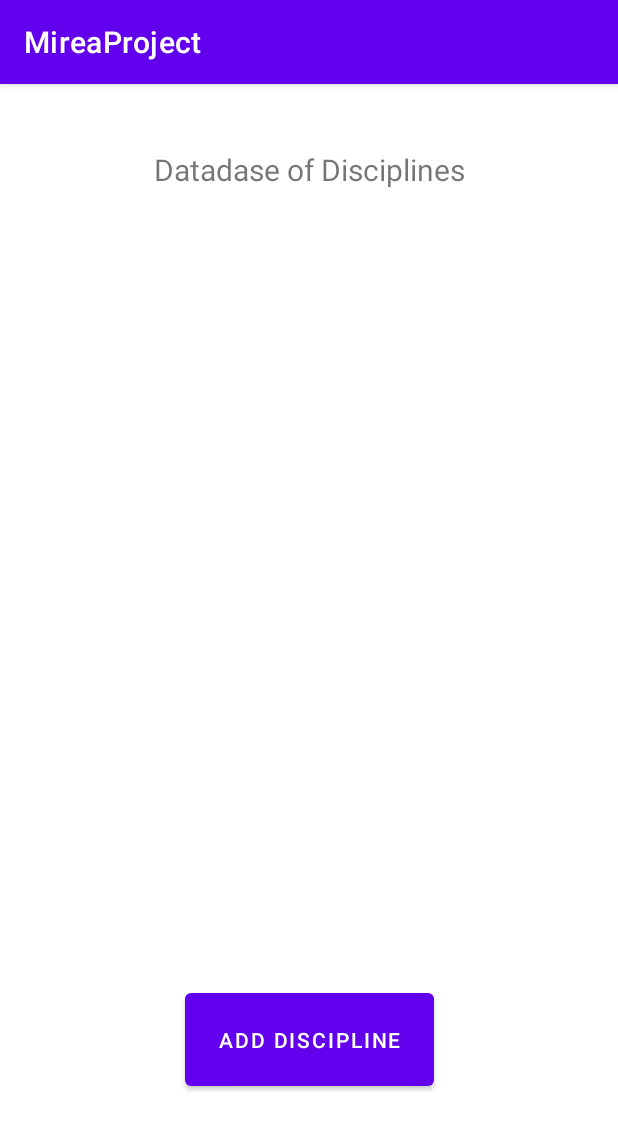
After one commit to Annssva/MireaProject, an Android app: the fragment DataDiscipFragment shown on its own in the app's theme, on a phone screen of 412 x 824 dp. The commit adds this screen. Shown: the top 1130 px of the screen. Run offline under Robolectric (Android 15) with nearby library versions, the phone set to English and light mode, and no system bars; 3 statements that could not run were skipped.

Commit message:
practice 8

```diff
--- /dev/null
+++ b/app/src/main/java/ru/mirea/sysoeva/mireaproject/DataTask8pr/DataDiscipFragment.java
@@ -0,0 +1,78 @@
+package ru.mirea.sysoeva.mireaproject.DataTask8pr;
+
+import android.content.Intent;
+import android.os.Bundle;
+
+import androidx.activity.result.ActivityResultLauncher;
+import androidx.activity.result.contract.ActivityResultContracts;
+import androidx.fragment.app.Fragment;
+import androidx.lifecycle.ViewModelProvider;
+import androidx.recyclerview.widget.DefaultItemAnimator;
+import androidx.recyclerview.widget.LinearLayoutManager;
+import androidx.recyclerview.widget.RecyclerView;
+
+import android.view.LayoutInflater;
+import android.view.View;
+import android.view.ViewGroup;
+
+import java.util.ArrayList;
+import java.util.List;
+
+import ru.mirea.sysoeva.mireaproject.R;
+
+
+public class DataDiscipFragment extends Fragment {
+    private List<Disciplines> disciplines = new ArrayList<>();
+    private DiscipViewModel discipViewModel;
+    private DiscipAdapter discipAdapter = new DiscipAdapter(disciplines);
+    private RecyclerView recyclerView;
+    private ActivityResultLauncher<Intent> launcher;
+    public static final int ADD_CAT_RESULT_CODE=1;
+    public static final String NAME_LABEL="name";
+    public static final String TYPE_LABEL="lecturersName";
+
+    @Override
+    public View onCreateView(LayoutInflater inflater, ViewGroup container,
+                             Bundle savedInstanceState) {
+
+        View view = inflater.inflate(R.layout.fragment_data, container, false);
+
+        if (getActivity() != null){
+            discipViewModel = new ViewModelProvider(getActivity()).get(DiscipViewModel.class);
+            discipViewModel.getDiscipLiveData().observe(getActivity(), this::onChanged);
+        }
+        view.findViewById(R.id.btnAddDiscip).setOnClickListener(this::onNewDiscipClicked);
+
+        RecyclerView.LayoutManager mLayoutManager = new LinearLayoutManager(getContext());
+        recyclerView = (RecyclerView) view.findViewById(R.id.discipRecyclerView);
+        recyclerView.setLayoutManager(mLayoutManager);
+        recyclerView.setItemAnimator(new DefaultItemAnimator());
+        recyclerView.setAdapter(discipAdapter);
+
+        launcher = registerForActivityResult(new ActivityResultContracts.StartActivityForResult(),
+                (result) -> {
+                    if (result.getResultCode() == ADD_CAT_RESULT_CODE
+                            && result.getData() != null){
+                        Disciplines disciplines = new Disciplines();
+                        disciplines.name = result.getData().getStringExtra(NAME_LABEL);
+                        disciplines.lecturersName = result.getData().getStringExtra(TYPE_LABEL);
+                        discipViewModel.addDiscip(disciplines);
+                        discipAdapter.notifyDataSetChanged();
+                    }
+                });
+        return view;
+    }
+
+    public void onChanged(List<Disciplines> brawlerfromDB) {
+        if (!disciplines.isEmpty()){
+            disciplines.clear();
+        }
+        disciplines.addAll(brawlerfromDB);
+        discipAdapter.notifyDataSetChanged();
+    }
+
+    private void onNewDiscipClicked(View view){
+        Intent intent = new Intent(getActivity(), DiscipAdd.class);
+        launcher.launch(intent);
+    }
+}
--- /dev/null
+++ b/app/src/main/res/layout/fragment_data.xml
@@ -0,0 +1,48 @@
+<?xml version="1.0" encoding="utf-8"?>
+<FrameLayout xmlns:android="http://schemas.android.com/apk/res/android"
+    xmlns:app="http://schemas.android.com/apk/res-auto"
+    xmlns:tools="http://schemas.android.com/tools"
+    android:layout_width="match_parent"
+    android:layout_height="match_parent"
+    tools:context=".DataTask8pr.DataDiscipFragment">
+
+    <androidx.constraintlayout.widget.ConstraintLayout
+        android:layout_width="match_parent"
+        android:layout_height="match_parent">
+
+        <androidx.recyclerview.widget.RecyclerView
+            android:id="@+id/discipRecyclerView"
+            android:layout_width="410dp"
+            android:layout_height="369dp"
+            app:layout_constraintBottom_toBottomOf="parent"
+            app:layout_constraintEnd_toEndOf="parent"
+            app:layout_constraintHorizontal_bias="0.0"
+            app:layout_constraintStart_toStartOf="parent"
+            app:layout_constraintTop_toTopOf="parent"
+            app:layout_constraintVertical_bias="0.342" />
+
+        <TextView
+            android:id="@+id/textVieDiscip"
+            android:layout_width="311dp"
+            android:layout_height="93dp"
+            android:text="Datadase of Disciplines"
+            android:textAlignment="center"
+            android:textSize="20sp"
+            app:layout_constraintBottom_toTopOf="@+id/discipRecyclerView"
+            app:layout_constraintEnd_toEndOf="parent"
+            app:layout_constraintStart_toStartOf="parent"
+            app:layout_constraintTop_toTopOf="parent"
+            app:layout_constraintVertical_bias="1.0" />
+
+        <Button
+            android:id="@+id/btnAddDiscip"
+            android:layout_width="166dp"
+            android:layout_height="74dp"
+            android:onClick="saveBtn"
+            android:text="Add Discipline"
+            app:layout_constraintBottom_toBottomOf="parent"
+            app:layout_constraintEnd_toEndOf="parent"
+            app:layout_constraintStart_toStartOf="parent"
+            app:layout_constraintTop_toBottomOf="@+id/discipRecyclerView" />
+    </androidx.constraintlayout.widget.ConstraintLayout>
+</FrameLayout>
--- a/app/src/main/res/menu/activity_main_drawer.xml
+++ b/app/src/main/res/menu/activity_main_drawer.xml
@@ -53,5 +53,9 @@
             android:id="@+id/infoFragment"
             android:icon="@drawable/clock"
             android:title="Time info" />
+        <item
+            android:id="@+id/dataFragment"
+            android:icon="@drawable/book"
+            android:title="Disciplines" />
     </group>
 </menu>
--- a/app/src/main/res/navigation/mobile_navigation.xml
+++ b/app/src/main/res/navigation/mobile_navigation.xml
@@ -63,5 +63,10 @@
         android:name="ru.mirea.sysoeva.mireaproject.InfoFragment"
         android:label="fragment_info"
         tools:layout="@layout/fragment_info" />
+    <fragment
+        android:id="@+id/dataFragment"
+        android:name="ru.mirea.sysoeva.mireaproject.DataTask8pr.DataDiscipFragment"
+        android:label="fragment_data"
+        tools:layout="@layout/fragment_data" />
 
 </navigation>
--- a/build.gradle
+++ b/build.gradle
@@ -1,6 +1,7 @@
 buildscript {
     dependencies {
         classpath 'com.google.gms:google-services:4.3.10'
+        def room_version = "2.4.2"
     }
 }// Top-level build file where you can add configuration options common to all sub-projects/modules.
 plugins {
```
Also changed, not shown: app/build.gradle (+7 -0 lines).
